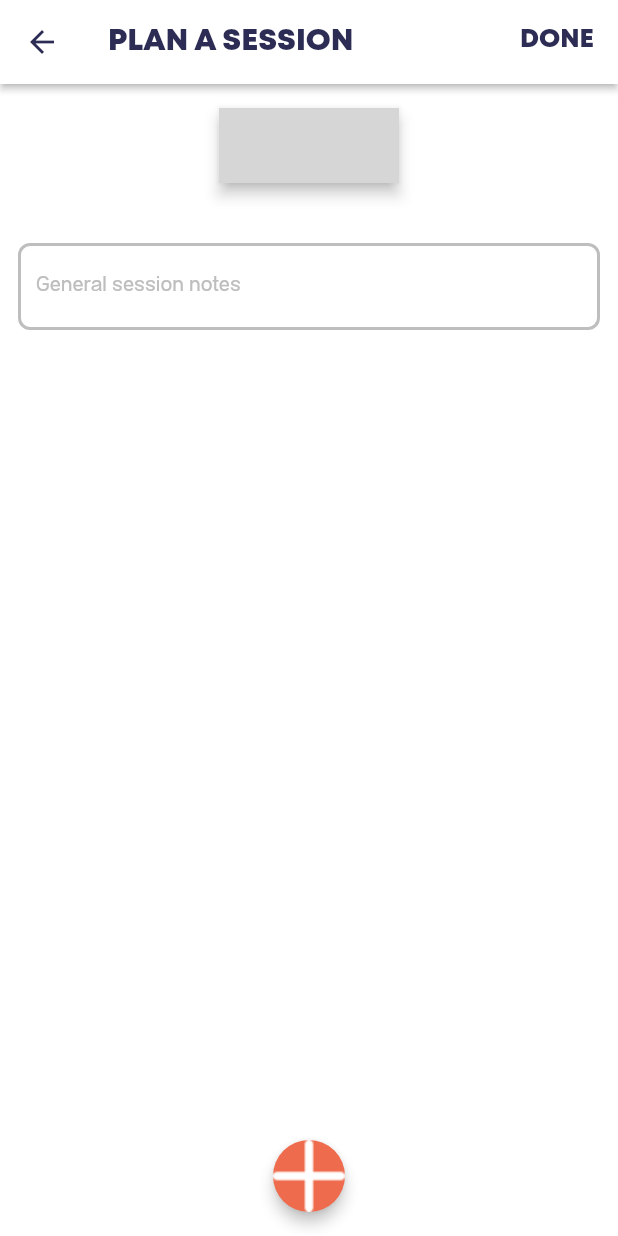
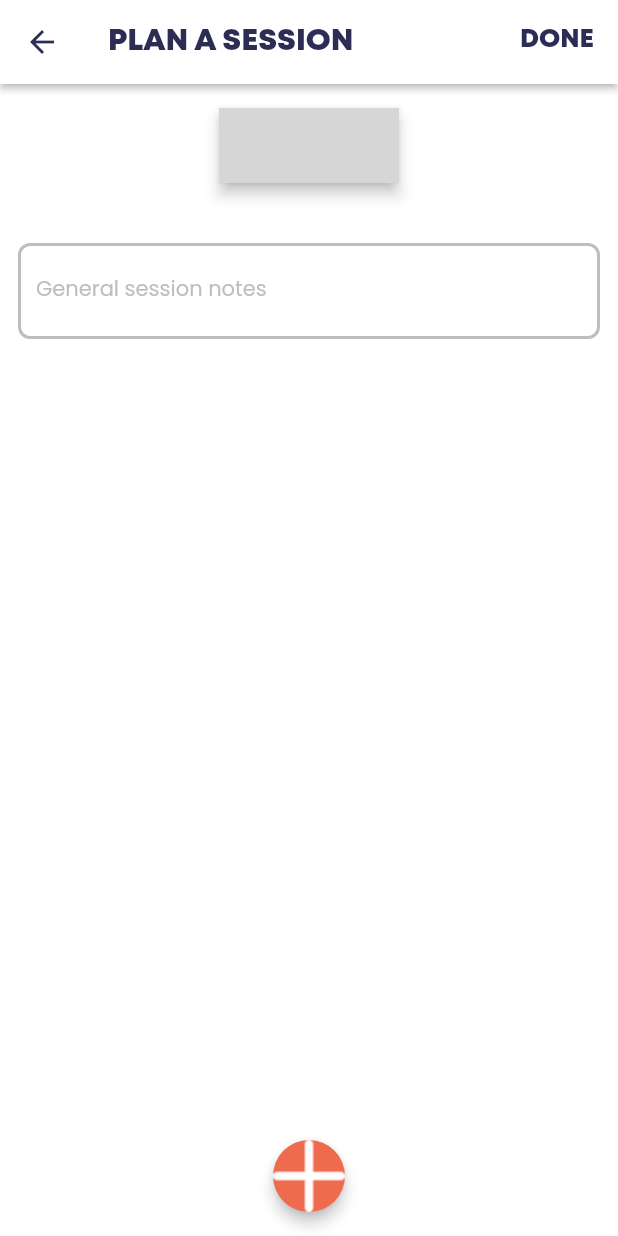
Before and after one commit to JPUF/ppl_course, a Flutter app: the SessionPage screen opened directly, on a phone screen of 412 x 824 dp. Run offline on Flutter 3.47's test engine with Material 2 defaults, Android fonts, the phone set to English and light mode, and no system bars; drawn by our look-alikes of animated_toggle_switch; our stand-ins replace flutter_bloc, flutter_svg, flutter_svg_provider, google_fonts, hydrated_bloc, page_transition and 2 more; grey boxes are pictures that could not be loaded.

Commit message:
Body font change

```diff
--- a/lib/common/components/custom_text_field.dart
+++ b/lib/common/components/custom_text_field.dart
@@ -48,17 +48,17 @@ class _CustomTextFieldState extends State<CustomTextField> {
           inputFormatters: getInputFormatter(),
           minLines: 1,
           maxLines: 4,
-          style: AppTextStyles.body15.apply(
+          style: AppTextStyles.body17.apply(
               color:
                   widget.focusNode.hasFocus ? AppColor.black : AppColor.grey50),
           cursorColor: _primaryColor,
           decoration: InputDecoration(
               labelText: widget.hint,
-              floatingLabelStyle: AppTextStyles.body12.apply(
+              floatingLabelStyle: AppTextStyles.body14.apply(
                   color: widget.focusNode.hasFocus
                       ? _primaryColor
                       : AppColor.grey75),
-              labelStyle: AppTextStyles.body12.apply(color: AppColor.grey75),
+              labelStyle: AppTextStyles.body14.apply(color: AppColor.grey75),
               enabledBorder: OutlineInputBorder(
                 borderSide: BorderSide(width: 2, color: AppColor.grey75),
                 borderRadius: BorderRadius.circular(8),
--- a/lib/data/models/exercise/sets_reps.dart
+++ b/lib/data/models/exercise/sets_reps.dart
@@ -12,7 +12,7 @@ class SetsReps {
   String toString() {
     if (amrapFinalSet) {
       if (sets > 1) {
-        return "${sets - 1}×$reps\n1×$reps+";
+        return "${sets - 1}×$reps,\n1×$reps+";
       } else {
         return "1×$reps+";
       }
--- a/lib/presentation/pages/home/components/placeholder_widget.dart
+++ b/lib/presentation/pages/home/components/placeholder_widget.dart
@@ -30,7 +30,7 @@ class _PlaceholderWidgetState extends State<PlaceholderWidget> {
               padding: const EdgeInsets.all(16.0),
               child: Text(
                 widget.text,
-                style: AppTextStyles.body15,
+                style: AppTextStyles.body17,
                 textAlign: TextAlign.center,
               ),
             ),
--- a/lib/presentation/pages/home/components/session_widget.dart
+++ b/lib/presentation/pages/home/components/session_widget.dart
@@ -82,7 +82,7 @@ class _SessionWidgetState extends State<SessionWidget> {
             padding: const EdgeInsets.symmetric(horizontal: 8),
             alignment: Alignment.centerLeft,
             child: Text(notes,
-                style: AppTextStyles.body12
+                style: AppTextStyles.body14
                     .apply(color: AppColor.getPplColor(widget.session.type))))
       ];
     }
--- a/lib/presentation/pages/session/components/exercise_bottom_sheet.dart
+++ b/lib/presentation/pages/session/components/exercise_bottom_sheet.dart
@@ -164,7 +164,7 @@ class _ExerciseBottomSheetState extends State<ExerciseBottomSheet> {
                 contentPadding: const EdgeInsets.only(left: 4),
                 title: Text(
                   Strings.exerciseAmrapLabel,
-                  style: AppTextStyles.body12.apply(color: AppColor.black),
+                  style: AppTextStyles.body14.apply(color: AppColor.black),
                 ),
                 controlAffinity: ListTileControlAffinity.trailing,
                 value: _amrapFinal,
--- a/lib/presentation/pages/session/components/plan_exercise_widget.dart
+++ b/lib/presentation/pages/session/components/plan_exercise_widget.dart
@@ -99,7 +99,7 @@ class _PlanExerciseWidgetState extends State<PlanExerciseWidget> {
         const SizedBox(height: 12),
         SizedBox(
             width: double.infinity,
-            child: Text(notes, style: AppTextStyles.body12.apply(
+            child: Text(notes, style: AppTextStyles.body14.apply(
               color: pplColor
             )))
       ]);
--- a/lib/presentation/pages/session/components/set_rep_slider.dart
+++ b/lib/presentation/pages/session/components/set_rep_slider.dart
@@ -44,7 +44,7 @@ class _SetRepSliderState extends State<SetRepSlider> {
             alignment: Alignment.centerLeft,
             child: Text(
               widget.label,
-              style: AppTextStyles.body12.apply(color: AppColor.black),
+              style: AppTextStyles.body14.apply(color: AppColor.black),
               textAlign: TextAlign.start,
             ),
           ),
--- a/lib/res/styles/app_text_styles.dart
+++ b/lib/res/styles/app_text_styles.dart
@@ -1,4 +1,5 @@
 import 'package:flutter/material.dart';
+import 'package:google_fonts/google_fonts.dart';
 import 'package:ppl_course/res/color/colors.dart';
 
 class AppTextStyles {
@@ -15,34 +16,22 @@ class AppTextStyles {
       fontWeight: FontWeight.bold,
       fontFamily: AppFontFamilies.mont);
 
-  static TextStyle body15 = TextStyle(
-      color: AppColor.dark,
-      fontSize: 15.0,
-      fontWeight: FontWeight.normal,
-      height: 1.2,
-      fontFamily: AppFontFamilies.andala);
+  static TextStyle body14 = GoogleFonts.poppins(
+      textStyle: TextStyle(
+          color: AppColor.dark, fontSize: 14.0, fontWeight: FontWeight.normal));
 
-  static TextStyle body12 = TextStyle(
-      color: AppColor.dark,
-      fontSize: 12.0,
-      fontWeight: FontWeight.normal,
-      height: 1.2,
-      fontFamily: AppFontFamilies.andala);
+  static TextStyle body17 = GoogleFonts.poppins(
+      textStyle: TextStyle(
+          color: AppColor.dark, fontSize: 17.0, fontWeight: FontWeight.normal));
 
   static TextStyle headline2 = TextStyle(
-      color: AppColor.dark,
-      fontSize: 32.0,
-      fontFamily: AppFontFamilies.mont);
+      color: AppColor.dark, fontSize: 32.0, fontFamily: AppFontFamilies.mont);
 
   static TextStyle headline3 = TextStyle(
-      color: AppColor.dark,
-      fontSize: 24.0,
-      fontFamily: AppFontFamilies.mont);
+      color: AppColor.dark, fontSize: 24.0, fontFamily: AppFontFamilies.mont);
 
   static TextStyle headline4 = TextStyle(
-      color: AppColor.dark,
-      fontSize: 20.0,
-      fontFamily: AppFontFamilies.mont);
+      color: AppColor.dark, fontSize: 20.0, fontFamily: AppFontFamilies.mont);
 }
 
 class AppFontFamilies {
--- a/pubspec.yaml
+++ b/pubspec.yaml
@@ -27,6 +27,7 @@ dependencies:
   flutter_bloc: ^8.0.1
   hydrated_bloc: ^8.1.0
   path_provider: ^2.0.9
+  google_fonts: ^2.3.1
   http: ^0.13.4
   lottie: ^1.2.1
   flutter_svg: ^1.0.3
```
Also changed, not shown: lib/presentation/pages/home/components/exercise_widget.dart (+4 -4 lines), 3 other files.
